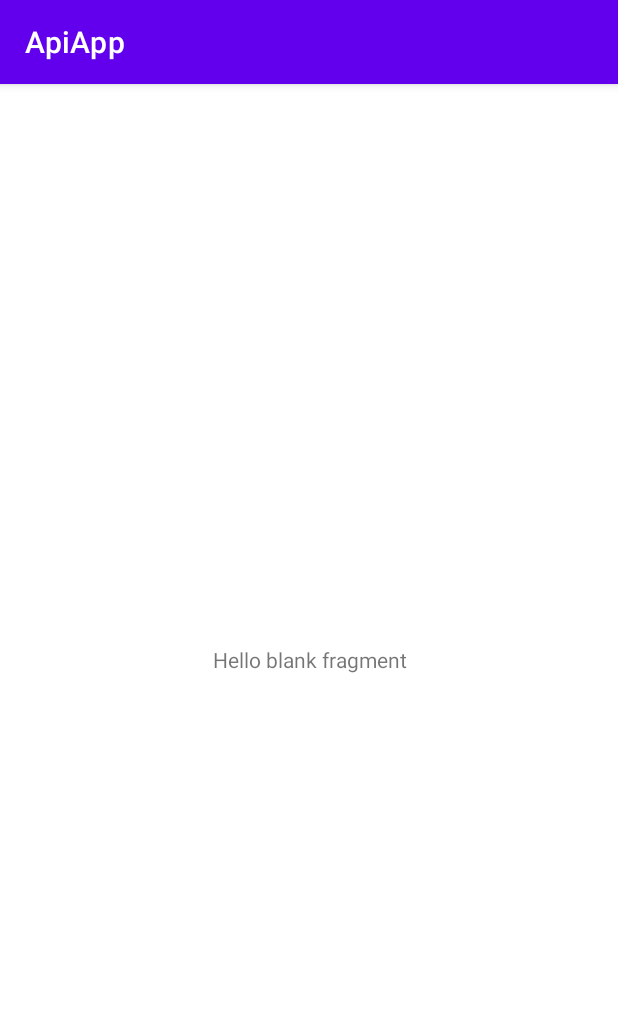
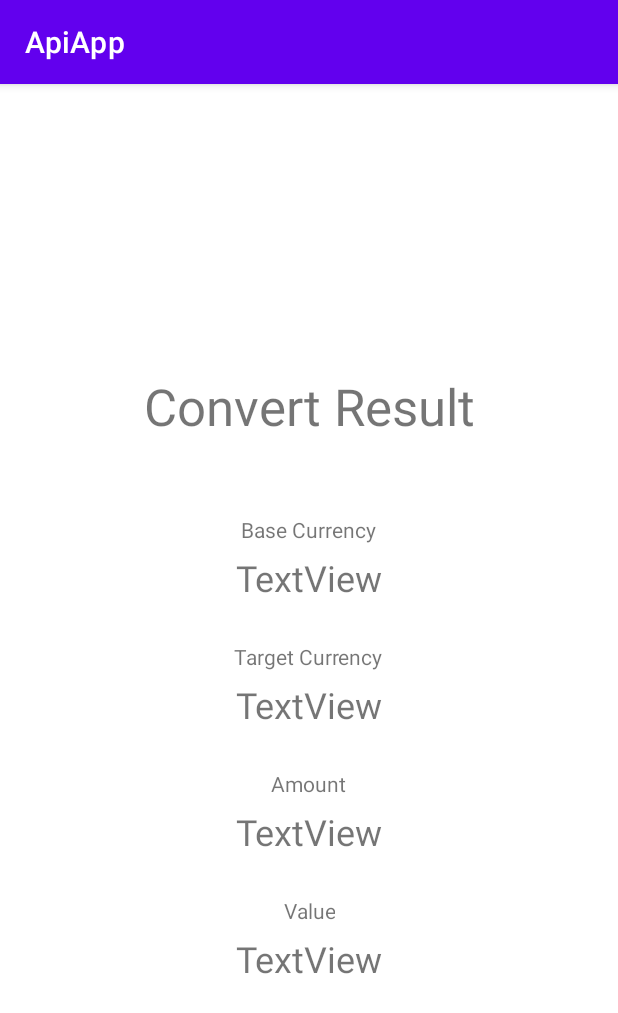
Before and after one commit to LightningPowers/java21_android, an Android app: the fragment ConvertResultFragment shown on its own in the app's theme, on a phone screen of 412 x 824 dp. Shown: the top 1013 px of the screen. Run offline under Robolectric (Android 15) with nearby library versions, the light colour scheme and no system bars.

Commit message:
Completed convert api

```diff
--- a/Uppgifter/ApiApp/app/src/main/java/com/example/apiapp/ConvertResultFragment.kt
+++ b/Uppgifter/ApiApp/app/src/main/java/com/example/apiapp/ConvertResultFragment.kt
@@ -5,6 +5,7 @@ import androidx.fragment.app.Fragment
 import android.view.LayoutInflater
 import android.view.View
 import android.view.ViewGroup
+import android.widget.TextView
 
 class ConvertResultFragment : Fragment() {
 
@@ -18,6 +19,18 @@ class ConvertResultFragment : Fragment() {
         // Inflate the layout for this fragment
         val view: View = inflater.inflate(R.layout.fragment_convert_result, container, false)
 
+        val currency1Text: TextView = view.findViewById(R.id.convertResultCur1Text)
+        val currency2Text: TextView = view.findViewById(R.id.convertResultCur2Text)
+        val amountText: TextView = view.findViewById(R.id.convertResultAmountText)
+        val valueText: TextView = view.findViewById(R.id.convertResultValueText)
+
+        if (MainActivity.firstCurrency.isNotBlank()){
+            currency1Text.text = MainActivity.firstCurrency
+            currency2Text.text = MainActivity.secondCurrency
+            amountText.text = MainActivity.outputAmount.toString()
+            valueText.text = MainActivity.outputValue.toString()
+        }
+
         return view
     }
 }
--- a/Uppgifter/ApiApp/app/src/main/java/com/example/apiapp/MainFragment.kt
+++ b/Uppgifter/ApiApp/app/src/main/java/com/example/apiapp/MainFragment.kt
@@ -1,6 +1,7 @@
 package com.example.apiapp
 
 import android.os.Bundle
+import android.util.Log
 import androidx.fragment.app.Fragment
 import android.view.LayoutInflater
 import android.view.View
--- a/Uppgifter/ApiApp/app/src/main/res/layout/fragment_convert_result.xml
+++ b/Uppgifter/ApiApp/app/src/main/res/layout/fragment_convert_result.xml
@@ -1,14 +1,74 @@
 <?xml version="1.0" encoding="utf-8"?>
-<FrameLayout xmlns:android="http://schemas.android.com/apk/res/android"
+<LinearLayout xmlns:android="http://schemas.android.com/apk/res/android"
     xmlns:tools="http://schemas.android.com/tools"
     android:layout_width="match_parent"
     android:layout_height="match_parent"
+    android:orientation="vertical"
     tools:context=".ConvertResultFragment">
 
     <!-- TODO: Update blank fragment layout -->
     <TextView
+        android:id="@+id/convertResultTitle"
         android:layout_width="match_parent"
-        android:layout_height="match_parent"
-        android:text="@string/hello_blank_fragment" />
+        android:layout_height="wrap_content"
+        android:layout_margin="30dp"
+        android:text="Convert Result"
+        android:textSize="34sp" />
 
-</FrameLayout>
+    <TextView
+        android:id="@+id/convertResultCur1Title"
+        android:layout_width="wrap_content"
+        android:layout_height="wrap_content"
+        android:layout_marginTop="20dp"
+        android:text="Base Currency" />
+
+    <TextView
+        android:id="@+id/convertResultCur1Text"
+        android:layout_width="match_parent"
+        android:layout_height="45dp"
+        android:text="TextView"
+        android:textSize="24sp" />
+
+    <TextView
+        android:id="@+id/convertResultCur2Title"
+        android:layout_width="wrap_content"
+        android:layout_height="wrap_content"
+        android:layout_marginTop="20dp"
+        android:text="Target Currency" />
+
+    <TextView
+        android:id="@+id/convertResultCur2Text"
+        android:layout_width="match_parent"
+        android:layout_height="45dp"
+        android:text="TextView"
+        android:textSize="24sp" />
+
+    <TextView
+        android:id="@+id/convertResultAmountTitle"
+        android:layout_width="wrap_content"
+        android:layout_height="wrap_content"
+        android:layout_marginTop="20dp"
+        android:text="Amount" />
+
+    <TextView
+        android:id="@+id/convertResultAmountText"
+        android:layout_width="match_parent"
+        android:layout_height="45dp"
+        android:text="TextView"
+        android:textSize="24sp" />
+
+    <TextView
+        android:id="@+id/convertResultValueTitle"
+        android:layout_width="wrap_content"
+        android:layout_height="wrap_content"
+        android:layout_marginTop="20dp"
+        android:text="Value" />
+
+    <TextView
+        android:id="@+id/convertResultValueText"
+        android:layout_width="match_parent"
+        android:layout_height="45dp"
+        android:text="TextView"
+        android:textSize="24sp" />
+
+</LinearLayout>
```
Also changed, not shown: Uppgifter/ApiApp/app/src/main/java/com/example/apiapp/ConvertFragment.kt (+57 -14 lines), Uppgifter/ApiApp/app/src/main/java/com/example/apiapp/MainActivity.kt (+10 -11 lines).
